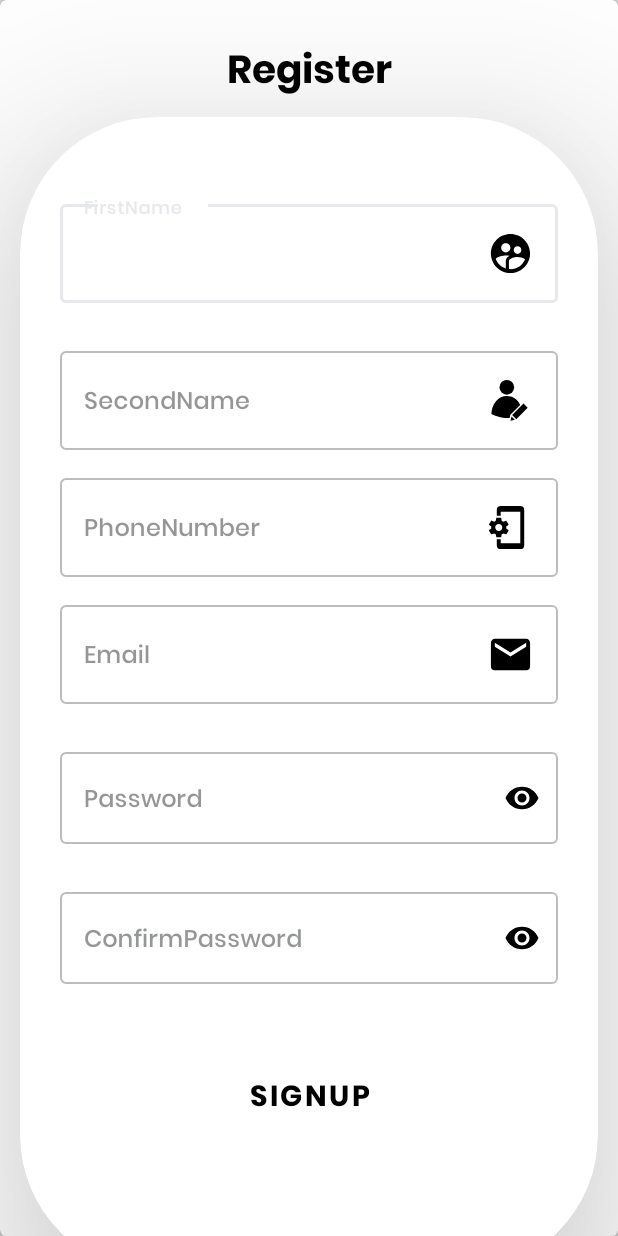
After one commit to alaeldin91/foodApp, an Android app: the layout fragment_register.xml on its own in the app's theme, with its tools: preview values and no code run, on a phone screen of 412 x 824 dp. The commit adds this screen. Run offline under Robolectric (Android 15) with nearby library versions, the phone set to English and light mode, and no system bars.

Commit message:
create register ui

```diff
--- a/app/build.gradle
+++ b/app/build.gradle
@@ -34,6 +34,7 @@ android {
 }
 
 dependencies {
+    implementation 'androidx.annotation:annotation:1.5.0'
     def roomVersion = '2.4.3'
     implementation 'androidx.appcompat:appcompat:1.5.1'
     implementation 'androidx.legacy:legacy-support-v4:1.0.0'
--- a/app/src/main/AndroidManifest.xml
+++ b/app/src/main/AndroidManifest.xml
@@ -20,9 +20,11 @@
         tools:targetApi="31">
         <activity
             android:name=".MainActivity"
+            android:exported="false" />
+        <activity
+            android:name=".UserAuthentication"
             android:exported="true"
-            android:label="@string/app_name"
-            >
+            android:label="@string/app_name">
             <intent-filter>
                 <action android:name="android.intent.action.MAIN" />
 
--- /dev/null
+++ b/app/src/main/java/com/example/foodapp/UserAuthentication.java
@@ -0,0 +1,27 @@
+package com.example.foodapp;
+
+import android.os.Bundle;
+
+import androidx.appcompat.app.AppCompatActivity;
+import androidx.fragment.app.Fragment;
+
+import com.example.foodapp.databinding.ActivityMainBinding;
+import com.example.foodapp.databinding.ActivityUserAuthnicationBinding;
+import com.example.foodapp.ui.userAuthentication.Register;
+
+public class UserAuthentication extends AppCompatActivity {
+    ActivityUserAuthnicationBinding binding;
+
+    @Override
+    protected void onCreate(Bundle savedInstanceState) {
+        super.onCreate(savedInstanceState);
+        binding = ActivityUserAuthnicationBinding.inflate(getLayoutInflater());
+        setContentView(binding.getRoot());
+        Register register = new Register();
+        setCurrentFragment(register);
+    }
+
+    private void setCurrentFragment(Fragment fragment) {
+        getSupportFragmentManager().beginTransaction().replace(R.id.frameUser, fragment).commit();
+    }
+}
--- /dev/null
+++ b/app/src/main/java/com/example/foodapp/ui/userAuthentication/Register.java
@@ -0,0 +1,27 @@
+package com.example.foodapp.ui.userAuthentication;
+
+import android.os.Bundle;
+import androidx.fragment.app.Fragment;
+import android.view.LayoutInflater;
+import android.view.View;
+import android.view.ViewGroup;
+import com.example.foodapp.R;
+
+
+public class Register extends Fragment {
+    public Register() {
+
+    }
+
+    @Override
+    public void onCreate(Bundle savedInstanceState) {
+        super.onCreate(savedInstanceState);
+
+    }
+
+    @Override
+    public View onCreateView(LayoutInflater inflater, ViewGroup container,
+                             Bundle savedInstanceState) {
+        return inflater.inflate(R.layout.fragment_register, container, false);
+    }
+}
--- a/app/src/main/res/drawable/favourite.xml
+++ b/app/src/main/res/drawable/favourite.xml
@@ -1,5 +1,5 @@
-<vector android:height="24dp" android:tint="#000000"
+<vector android:height="@dimen/_24sdp" android:tint="#000000"
     android:viewportHeight="24" android:viewportWidth="24"
-    android:width="24dp" xmlns:android="http://schemas.android.com/apk/res/android">
+    android:width="@dimen/_24sdp" xmlns:android="http://schemas.android.com/apk/res/android">
     <path android:fillColor="@android:color/white" android:pathData="M12,21.35l-1.45,-1.32C5.4,15.36 2,12.28 2,8.5 2,5.42 4.42,3 7.5,3c1.74,0 3.41,0.81 4.5,2.09C13.09,3.81 14.76,3 16.5,3 19.58,3 22,5.42 22,8.5c0,3.78 -3.4,6.86 -8.55,11.54L12,21.35z"/>
 </vector>
--- a/app/src/main/res/drawable/home.xml
+++ b/app/src/main/res/drawable/home.xml
@@ -1,5 +1,5 @@
-<vector android:height="24dp" android:tint="#000000"
+<vector android:height="@dimen/_24sdp" android:tint="#000000"
     android:viewportHeight="24" android:viewportWidth="24"
-    android:width="24dp" xmlns:android="http://schemas.android.com/apk/res/android">
+    android:width="@dimen/_24sdp" xmlns:android="http://schemas.android.com/apk/res/android">
     <path android:fillColor="@android:color/white" android:pathData="M10,20v-6h4v6h5v-8h3L12,3 2,12h3v8z"/>
 </vector>
--- a/app/src/main/res/drawable/ic_baseline_notifications_24.xml
+++ b/app/src/main/res/drawable/ic_baseline_notifications_24.xml
@@ -1,5 +1,5 @@
-<vector android:height="24dp" android:tint="#000000"
+<vector android:height="@dimen/_24sdp" android:tint="#000000"
     android:viewportHeight="24" android:viewportWidth="24"
-    android:width="24dp" xmlns:android="http://schemas.android.com/apk/res/android">
+    android:width="@dimen/_24sdp" xmlns:android="http://schemas.android.com/apk/res/android">
     <path android:fillColor="@android:color/white" android:pathData="M12,22c1.1,0 2,-0.9 2,-2h-4c0,1.1 0.89,2 2,2zM18,16v-5c0,-3.07 -1.64,-5.64 -4.5,-6.32L13.5,4c0,-0.83 -0.67,-1.5 -1.5,-1.5s-1.5,0.67 -1.5,1.5v0.68C7.63,5.36 6,7.92 6,11v5l-2,2v1h16v-1l-2,-2z"/>
 </vector>
--- /dev/null
+++ b/app/src/main/res/drawable/ic_cellphone_cog.xml
@@ -0,0 +1,9 @@
+<vector xmlns:android="http://schemas.android.com/apk/res/android"
+    android:width="@dimen/_24sdp"
+    android:height="@dimen/_24sdp"
+    android:viewportWidth="24"
+    android:viewportHeight="24">
+  <path
+      android:fillColor="#000"
+      android:pathData="M9.82,12.5C9.84,12.33 9.86,12.17 9.86,12C9.86,11.83 9.84,11.67 9.82,11.5L10.9,10.69C11,10.62 11,10.5 10.96,10.37L9.93,8.64C9.87,8.53 9.73,8.5 9.62,8.53L8.34,9.03C8.07,8.83 7.78,8.67 7.47,8.54L7.27,7.21C7.27,7.09 7.16,7 7.03,7H5C4.85,7 4.74,7.09 4.72,7.21L4.5,8.53C4.21,8.65 3.92,8.83 3.65,9L2.37,8.5C2.25,8.47 2.12,8.5 2.06,8.63L1.03,10.36C0.97,10.5 1,10.61 1.1,10.69L2.18,11.5C2.16,11.67 2.15,11.84 2.15,12C2.15,12.17 2.17,12.33 2.19,12.5L1.1,13.32C1,13.39 1,13.53 1.04,13.64L2.07,15.37C2.13,15.5 2.27,15.5 2.38,15.5L3.66,15C3.93,15.18 4.22,15.34 4.53,15.47L4.73,16.79C4.74,16.91 4.85,17 5,17H7.04C7.17,17 7.28,16.91 7.29,16.79L7.5,15.47C7.8,15.35 8.09,15.17 8.36,15L9.64,15.5C9.76,15.53 9.89,15.5 9.95,15.37L11,13.64C11.04,13.53 11,13.4 10.92,13.32L9.82,12.5M6,13.75C5,13.75 4.2,12.97 4.2,12C4.2,11.03 5,10.25 6,10.25C7,10.25 7.8,11.03 7.8,12C7.8,12.97 7,13.75 6,13.75M17,1H7A2,2 0,0 0,5 3V6H7V4H17V20H7V18H5V21A2,2 0,0 0,7 23H17A2,2 0,0 0,19 21V3A2,2 0,0 0,17 1Z"/>
+</vector>
--- /dev/null
+++ b/app/src/main/res/drawable/ic_email.xml
@@ -0,0 +1,9 @@
+<vector xmlns:android="http://schemas.android.com/apk/res/android"
+    android:width="@dimen/_24sdp"
+    android:height="@dimen/_24sdp"
+    android:viewportWidth="24"
+    android:viewportHeight="24">
+  <path
+      android:fillColor="#000"
+      android:pathData="M20,8L12,13L4,8V6L12,11L20,6M20,4H4C2.89,4 2,4.89 2,6V18A2,2 0,0 0,4 20H20A2,2 0,0 0,22 18V6C22,4.89 21.1,4 20,4Z"/>
+</vector>
--- a/app/src/main/res/drawable/ic_menu_camera.xml
+++ b/app/src/main/res/drawable/ic_menu_camera.xml
@@ -1,6 +1,6 @@
 <vector xmlns:android="http://schemas.android.com/apk/res/android"
-    android:width="24dp"
-    android:height="24dp"
+    android:width="@dimen/_24sdp"
+    android:height="@dimen/_24sdp"
     android:viewportWidth="24.0"
     android:viewportHeight="24.0">
     <path
--- a/app/src/main/res/drawable/ic_menu_gallery.xml
+++ b/app/src/main/res/drawable/ic_menu_gallery.xml
@@ -1,6 +1,6 @@
 <vector xmlns:android="http://schemas.android.com/apk/res/android"
-    android:width="24dp"
-    android:height="24dp"
+    android:width="@dimen/_24sdp"
+    android:height="@dimen/_24sdp"
     android:viewportWidth="24.0"
     android:viewportHeight="24.0">
     <path
--- a/app/src/main/res/drawable/ic_menu_slideshow.xml
+++ b/app/src/main/res/drawable/ic_menu_slideshow.xml
@@ -1,6 +1,6 @@
 <vector xmlns:android="http://schemas.android.com/apk/res/android"
-    android:width="24dp"
-    android:height="24dp"
+    android:width="@dimen/_24sdp"
+    android:height="@dimen/_24sdp"
     android:viewportWidth="24.0"
     android:viewportHeight="24.0">
     <path
--- /dev/null
+++ b/app/src/main/res/drawable/ic_padlock.xml
@@ -0,0 +1,9 @@
+<vector xmlns:android="http://schemas.android.com/apk/res/android"
+    android:width="@dimen/_24sdp"
+    android:height="@dimen/_24sdp"
+    android:viewportWidth="24"
+    android:viewportHeight="24">
+  <path
+      android:pathData="m18.75,9h-0.75v-3c0,-3.309 -2.691,-6 -6,-6s-6,2.691 -6,6v3h-0.75c-1.24,0 -2.25,1.009 -2.25,2.25v10.5c0,1.241 1.01,2.25 2.25,2.25h13.5c1.24,0 2.25,-1.009 2.25,-2.25v-10.5c0,-1.241 -1.01,-2.25 -2.25,-2.25zM8,6c0,-2.206 1.794,-4 4,-4s4,1.794 4,4v3h-8zM13,16.722v2.278c0,0.552 -0.447,1 -1,1s-1,-0.448 -1,-1v-2.278c-0.595,-0.347 -1,-0.985 -1,-1.722 0,-1.103 0.897,-2 2,-2s2,0.897 2,2c0,0.737 -0.405,1.375 -1,1.722z"
+      android:fillColor="#000"/>
+</vector>
--- /dev/null
+++ b/app/src/main/res/drawable/ic_user.xml
@@ -0,0 +1,21 @@
+<vector xmlns:android="http://schemas.android.com/apk/res/android"
+    android:width="@dimen/_24sdp"
+    android:height="@dimen/_24sdp"
+    android:viewportWidth="512"
+    android:viewportHeight="512">
+  <path
+      android:pathData="m255.997,477.327 l47.003,-10.847 -36.157,-36.156z"
+      android:fillColor="#000"/>
+  <path
+      android:pathData="m246.722,446.363 l7.777,-33.7c0.019,-0.083 0.047,-0.161 0.069,-0.242 0.037,-0.139 0.074,-0.278 0.118,-0.415s0.088,-0.252 0.135,-0.376 0.088,-0.234 0.138,-0.349c0.059,-0.137 0.124,-0.27 0.19,-0.4 0.049,-0.1 0.1,-0.195 0.151,-0.29 0.077,-0.14 0.159,-0.274 0.243,-0.408 0.054,-0.085 0.108,-0.169 0.165,-0.252 0.092,-0.134 0.189,-0.263 0.289,-0.39 0.061,-0.079 0.122,-0.157 0.186,-0.233 0.1,-0.123 0.213,-0.241 0.323,-0.357 0.045,-0.047 0.085,-0.1 0.131,-0.144l104.805,-104.807c-29.258,-60.181 -83.362,-96 -145.442,-96 -45.522,0 -87.578,19.485 -118.421,54.865 -31.062,35.633 -48.565,85.3 -49.536,140.291 18.364,9.261 93.769,44.844 167.957,44.844a298.024,298.024 0,0 0,30.722 -1.637z"
+      android:fillColor="#000"/>
+  <path
+      android:pathData="m273.542,414.454l124.432,-124.432l45.248,45.248l-124.432,124.432z"
+      android:fillColor="#000"/>
+  <path
+      android:pathData="M216,112m-80,0a80,80 0,1 1,160 0a80,80 0,1 1,-160 0"
+      android:fillColor="#000"/>
+  <path
+      android:pathData="m464,301.324a32,32 0,0 0,-54.627 -22.624l45.254,45.254a31.785,31.785 0,0 0,9.373 -22.63z"
+      android:fillColor="#fff"/>
+</vector>
--- /dev/null
+++ b/app/src/main/res/drawable/user.xml
@@ -0,0 +1,5 @@
+<vector android:height="@dimen/_24sdp" android:tint="#000"
+    android:viewportHeight="24" android:viewportWidth="24"
+    android:width="@dimen/_24sdp" xmlns:android="http://schemas.android.com/apk/res/android">
+    <path android:fillColor="@android:color/white" android:pathData="M11.99,2c-5.52,0 -10,4.48 -10,10s4.48,10 10,10 10,-4.48 10,-10 -4.48,-10 -10,-10zM15.6,8.34c1.07,0 1.93,0.86 1.93,1.93 0,1.07 -0.86,1.93 -1.93,1.93 -1.07,0 -1.93,-0.86 -1.93,-1.93 -0.01,-1.07 0.86,-1.93 1.93,-1.93zM9.6,6.76c1.3,0 2.36,1.06 2.36,2.36 0,1.3 -1.06,2.36 -2.36,2.36s-2.36,-1.06 -2.36,-2.36c0,-1.31 1.05,-2.36 2.36,-2.36zM9.6,15.89v3.75c-2.4,-0.75 -4.3,-2.6 -5.14,-4.96 1.05,-1.12 3.67,-1.69 5.14,-1.69 0.53,0 1.2,0.08 1.9,0.22 -1.64,0.87 -1.9,2.02 -1.9,2.68zM11.99,20c-0.27,0 -0.53,-0.01 -0.79,-0.04v-4.07c0,-1.42 2.94,-2.13 4.4,-2.13 1.07,0 2.92,0.39 3.84,1.15 -1.17,2.97 -4.06,5.09 -7.45,5.09z"/>
+</vector>
--- /dev/null
+++ b/app/src/main/res/layout/activity_user_authnication.xml
@@ -0,0 +1,16 @@
+<?xml version="1.0" encoding="utf-8"?>
+<androidx.constraintlayout.widget.ConstraintLayout xmlns:android="http://schemas.android.com/apk/res/android"
+    xmlns:tools="http://schemas.android.com/tools"
+    android:layout_width="match_parent"
+    android:layout_height="match_parent"
+    tools:context=".UserAuthentication">
+
+
+    <LinearLayout
+        android:id="@+id/frameUser"
+        android:layout_width="match_parent"
+        android:layout_height="match_parent"
+        android:orientation="vertical">
+
+    </LinearLayout>
+</androidx.constraintlayout.widget.ConstraintLayout>
--- /dev/null
+++ b/app/src/main/res/layout/fragment_register.xml
@@ -0,0 +1,206 @@
+<?xml version="1.0" encoding="utf-8"?>
+<com.google.android.material.card.MaterialCardView xmlns:android="http://schemas.android.com/apk/res/android"
+    xmlns:app="http://schemas.android.com/apk/res-auto"
+    xmlns:tools="http://schemas.android.com/tools"
+    android:layout_width="match_parent"
+    android:layout_height="match_parent"
+    app:cardBackgroundColor="#fff"
+    tools:context=".ui.userAuthentication.Register">
+
+    <androidx.core.widget.NestedScrollView
+        android:layout_width="match_parent"
+        android:layout_height="match_parent">
+
+        <LinearLayout
+            android:layout_width="match_parent"
+            android:layout_height="wrap_content"
+            android:orientation="vertical">
+
+            <TextView
+                android:layout_width="match_parent"
+                android:layout_height="wrap_content"
+                android:layout_marginTop="@dimen/_20sdp"
+                android:fontFamily="@font/poppinsbold"
+                android:gravity="center"
+                android:textColor="#000"
+                android:text="@string/register"
+                android:textSize="@dimen/_20sdp" />
+
+            <com.google.android.material.card.MaterialCardView
+                android:layout_width="match_parent"
+                android:layout_height="match_parent"
+                android:layout_marginStart="@dimen/_10sdp"
+                android:layout_marginTop="@dimen/_5sdp"
+                android:layout_marginEnd="@dimen/_10sdp"
+                android:layout_marginBottom="@dimen/_20sdp"
+                app:cardBackgroundColor="#fff"
+                app:cardCornerRadius="@dimen/_70sdp"
+                app:cardElevation="@dimen/_60sdp"
+                app:cardMaxElevation="@dimen/_60sdp"
+                app:layout_constraintEnd_toEndOf="parent"
+                app:layout_constraintStart_toStartOf="parent">
+
+                <LinearLayout
+                    android:layout_width="match_parent"
+                    android:layout_height="match_parent"
+                    android:layout_marginTop="@dimen/_30sdp"
+
+                    android:layout_marginBottom="@dimen/_50sdp"
+                    android:orientation="vertical">
+
+                    <com.google.android.material.textfield.TextInputLayout
+                        style="@style/Widget.MaterialComponents.TextInputLayout.OutlinedBox"
+                        android:layout_width="match_parent"
+                        android:layout_height="wrap_content"
+                        android:layout_marginStart="@dimen/_10sdp"
+                        android:layout_marginTop="@dimen/_10sdp"
+                        android:layout_marginEnd="@dimen/_10sdp"
+                        android:hint="@string/firstName"
+                        tools:ignore="HardcodedText">
+
+                        <com.google.android.material.textfield.TextInputEditText
+                            android:id="@+id/firstNameEdt"
+                            android:layout_width="match_parent"
+                            android:layout_height="wrap_content"
+                            android:layout_marginStart="@dimen/_10sdp"
+                            android:layout_marginTop="@dimen/_10sdp"
+                            android:layout_marginEnd="@dimen/_10sdp"
+                            android:layout_marginBottom="@dimen/_10sdp"
+                            android:drawableEnd="@drawable/user"
+                            android:fontFamily="@font/poppinsmedium" />
+                    </com.google.android.material.textfield.TextInputLayout>
+
+                    <com.google.android.material.textfield.TextInputLayout
+                        style="@style/Widget.MaterialComponents.TextInputLayout.OutlinedBox"
+                        android:layout_width="match_parent"
+                        android:layout_height="wrap_content"
+                        android:layout_marginStart="@dimen/_10sdp"
+                        android:layout_marginTop="@dimen/_10sdp"
+                        android:layout_marginEnd="@dimen/_10sdp"
+                        android:hint="@string/secondName"
+                        tools:ignore="HardcodedText">
+
+                        <com.google.android.material.textfield.TextInputEditText
+                            android:id="@+id/secondNameEdt"
+                            android:layout_width="match_parent"
+                            android:layout_height="wrap_content"
+                            android:layout_marginStart="@dimen/_10sdp"
+                            android:layout_marginTop="@dimen/_10sdp"
+                            android:layout_marginEnd="@dimen/_10sdp"
+                            android:drawableEnd="@drawable/ic_user"
+                            android:fontFamily="@font/poppinsmedium" />
+                    </com.google.android.material.textfield.TextInputLayout>
+
+                    <com.google.android.material.textfield.TextInputLayout
+                        style="@style/Widget.MaterialComponents.TextInputLayout.OutlinedBox"
+                        android:layout_width="match_parent"
+                        android:layout_height="wrap_content"
+                        android:layout_marginStart="@dimen/_10sdp"
+                        android:layout_marginTop="@dimen/_10sdp"
+                        android:layout_marginEnd="@dimen/_10sdp"
+                        android:hint="@string/phoneNumber"
+                        tools:ignore="HardcodedText">
+
+                        <com.google.android.material.textfield.TextInputEditText
+                            android:id="@+id/phoneNumberEdt"
+                            android:layout_width="match_parent"
+                            android:layout_height="wrap_content"
+                            android:layout_marginStart="@dimen/_10sdp"
+                            android:layout_marginTop="@dimen/_10sdp"
+                            android:layout_marginEnd="@dimen/_10sdp"
+                            android:drawableEnd="@drawable/ic_cellphone_cog"
+                            android:fontFamily="@font/poppinsmedium"
+                            android:inputType="number" />
+                    </com.google.android.material.textfield.TextInputLayout>
+
+                    <com.google.android.material.textfield.TextInputLayout
+                        style="@style/Widget.MaterialComponents.TextInputLayout.OutlinedBox"
+                        android:layout_width="match_parent"
+                        android:layout_height="wrap_content"
+                        android:layout_marginStart="@dimen/_10sdp"
+                        android:layout_marginTop="@dimen/_10sdp"
+                        android:layout_marginEnd="@dimen/_10sdp"
+                        android:layout_marginBottom="@dimen/_10sdp"
+                        android:hint="@string/email"
+                        tools:ignore="HardcodedText">
+
+                        <com.google.android.material.textfield.TextInputEditText
+                            android:id="@+id/emailEdt"
+                            android:layout_width="match_parent"
+                            android:layout_height="wrap_content"
+                            android:layout_marginStart="@dimen/_10sdp"
+                            android:layout_marginTop="@dimen/_10sdp"
+                            android:layout_marginEnd="@dimen/_10sdp"
+                            android:drawableEnd="@drawable/ic_email"
+                            android:fontFamily="@font/poppinsmedium" />
+                    </com.google.android.material.textfield.TextInputLayout>
+
+                    <com.google.android.material.textfield.TextInputLayout
+                        style="@style/Widget.MaterialComponents.TextInputLayout.OutlinedBox"
+                        android:layout_width="match_parent"
+                        android:layout_height="wrap_content"
+                        android:layout_marginStart="@dimen/_10sdp"
+                        android:layout_marginTop="@dimen/_10sdp"
+                        android:layout_marginEnd="@dimen/_10sdp"
+                        android:hint="@string/password"
+                        app:endIconMode="password_toggle"
+                        app:endIconTint="#000"
+                        tools:ignore="HardcodedText">
+
+                        <com.google.android.material.textfield.TextInputEditText
+                            android:id="@+id/passwordEdt"
+                            android:layout_width="match_parent"
+                            android:layout_height="wrap_content"
+                            android:layout_marginStart="@dimen/_10sdp"
+                            android:layout_marginTop="@dimen/_10sdp"
+                            android:layout_marginEnd="@dimen/_10sdp"
+                            android:layout_marginBottom="@dimen/_10sdp"
+                            android:drawableEnd="@drawable/ic_padlock"
+                            android:fontFamily="@font/poppinsmedium"
+                            android:inputType="textPassword" />
+                    </com.google.android.material.textfield.TextInputLayout>
+
+                    <com.google.android.material.textfield.TextInputLayout
+                        style="@style/Widget.MaterialComponents.TextInputLayout.OutlinedBox"
+                        android:layout_width="match_parent"
+                        android:layout_height="wrap_content"
+                        android:layout_marginStart="@dimen/_10sdp"
+                        android:layout_marginTop="@dimen/_10sdp"
+                        android:layout_marginEnd="@dimen/_10sdp"
+                        android:layout_marginBottom="@dimen/_10sdp"
+                        android:hint="@string/confirmPassword"
+                        app:endIconMode="password_toggle"
+                        app:endIconTint="#000"
+                        tools:ignore="HardcodedText">
+
+                        <com.google.android.material.textfield.TextInputEditText
+                            android:id="@+id/confirm_passwordEdt"
+                            android:layout_width="match_parent"
+                            android:layout_height="wrap_content"
+                            android:layout_marginStart="@dimen/_10sdp"
+                            android:layout_marginTop="@dimen/_10sdp"
+                            android:layout_marginEnd="@dimen/_10sdp"
+                            android:layout_marginBottom="@dimen/_10sdp"
+                            android:drawableEnd="@drawable/ic_padlock"
+                            android:fontFamily="@font/poppinsmedium"
+                            android:inputType="textPassword" />
+                    </com.google.android.material.textfield.TextInputLayout>
+
+
+                    <Button
+                        android:id="@+id/signup"
+                        style="@style/Widget.MaterialComponents.Button"
+                        android:layout_width="wrap_content"
+                        android:layout_height="wrap_content"
+                        android:layout_gravity="center"
+                        android:layout_marginTop="@dimen/_20sdp"
+                        android:layout_marginBottom="@dimen/_20sdp"
+                        android:fontFamily="@font/poppinsbold"
+                        android:text="SIGNUP"
+                        android:textColor="#000"
+                        android:textSize="@dimen/_15sdp" />
+                </LinearLayout>
+            </com.google.android.material.card.MaterialCardView>
+        </LinearLayout>
+    </androidx.core.widget.NestedScrollView>
+</com.google.android.material.card.MaterialCardView>
--- a/app/src/main/res/values/colors.xml
+++ b/app/src/main/res/values/colors.xml
@@ -2,15 +2,16 @@
 <resources>
     <color name="primaryColor">#E7E8EC</color>
     <color name="colorSecondry">#CDD8D8</color>
-    <color name="colorPrimaryVariant">#CACDCD</color>
-    <color name="colorSecondryVariant">#D5DAD8</color>
-    <color name="colorSurface">#D9DCDC</color>
+    <color name="colorPrimaryVariant">#D0DADA</color>
+    <color name="colorSecondryVariant">#D5DFDB</color>
+    <color name="colorSurface">#8B8E8E</color>
     <color name="colorError">#973232</color>
-    <color name="colorBackground">#F4F3F3</color>
-    <color name="colorOnPrimary">#A9ADAE</color>
-    <color name="onSecondary">#8A8C8C</color>
-    <color name="onBackground">#C6C2C2</color>
+    <color name="colorBackground">#D5D3D3</color>
+    <color name="colorOnPrimary">#ECEEEF</color>
+    <color name="onSecondary">#CCD1D1</color>
+    <color name="onBackground">#F7F5F5</color>
     <color name="onError">#B12222</color>
-    <color name="onSurface">#9BA1A1</color>
+    <color name="onSurface">#4F5151</color>
+    <color name="AccentColor">#000</color>
 
 </resources>
--- a/app/src/main/res/values/dimens.xml
+++ b/app/src/main/res/values/dimens.xml
@@ -29,4 +29,7 @@
     <dimen name="spacing_xxlarge">50dp</dimen>
     <dimen name="spacing_xxxlarge">55dp</dimen>
     <dimen name="appbar_padding_top">8dp</dimen>
+    <!-- Default screen margins, per the Android Design guidelines. -->
+    <dimen name="fragment_horizontal_margin">16dp</dimen>
+    <dimen name="fragment_vertical_margin">16dp</dimen>
 </resources>
--- a/app/src/main/res/values/strings.xml
+++ b/app/src/main/res/values/strings.xml
@@ -16,5 +16,14 @@
     <string name="likeEat">What Would like eat </string>
     <string name="overPopular">over popular for items</string>>
     <string name="category">Categories</string>
+    <!-- Strings related to login -->
+   <string name="register">Register</string>
+    <string name="signUp">SignUp </string>
+    <string name="firstName">FirstName</string>
+    <string name="secondName">SecondName</string>
+    <string name="phoneNumber">PhoneNumber</string>
+    <string name="email">Email</string>
+    <string name="password">Password</string>
+    <string name="confirmPassword">ConfirmPassword</string>
 
 </resources>
```
Also changed, not shown: 1 other file.
